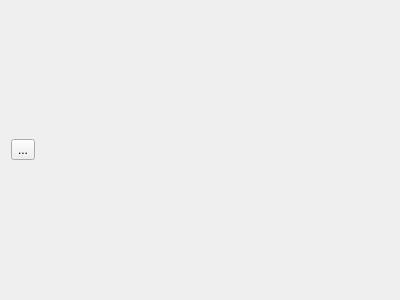
ekaparulin/stammbaum, file src/ui/parentwidget.ui: the form before one commit.
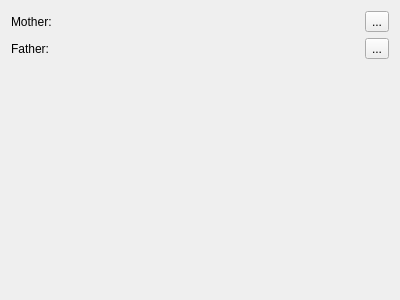
The form after the commit. Icons and pictures are not drawn.

Commit message: Adding parent selection, added Sex

Diff of the .ui file:
```diff
--- a/src/ui/parentwidget.ui
+++ b/src/ui/parentwidget.ui
@@ -14,30 +14,61 @@
    <string>Form</string>
   </property>
   <layout class="QGridLayout" name="gridLayout">
+   <item row="0" column="0">
+    <widget class="QLabel" name="label">
+     <property name="text">
+      <string>Mother:</string>
+     </property>
+    </widget>
+   </item>
+   <item row="1" column="2">
+    <widget class="QToolButton" name="fatherBtn">
+     <property name="text">
+      <string>...</string>
+     </property>
+    </widget>
+   </item>
+   <item row="0" column="2">
+    <widget class="QToolButton" name="motherBtn">
+     <property name="text">
+      <string>...</string>
+     </property>
+    </widget>
+   </item>
+   <item row="1" column="1">
+    <widget class="QLabel" name="fatherText">
+     <property name="text">
+      <string/>
+     </property>
+    </widget>
+   </item>
+   <item row="1" column="0">
+    <widget class="QLabel" name="label_2">
+     <property name="text">
+      <string>Father:</string>
+     </property>
+    </widget>
+   </item>
    <item row="0" column="1">
-    <spacer name="horizontalSpacer">
+    <widget class="QLabel" name="motherText">
+     <property name="text">
+      <string/>
+     </property>
+    </widget>
+   </item>
+   <item row="2" column="0">
+    <spacer name="verticalSpacer">
      <property name="orientation">
-      <enum>Qt::Horizontal</enum>
+      <enum>Qt::Vertical</enum>
      </property>
      <property name="sizeHint" stdset="0">
       <size>
-       <width>40</width>
-       <height>20</height>
+       <width>20</width>
+       <height>40</height>
       </size>
      </property>
     </spacer>
    </item>
-   <item row="0" column="0">
-    <widget class="QToolButton" name="newParentBtn">
-     <property name="text">
-      <string>...</string>
-     </property>
-     <property name="icon">
-      <iconset resource="../../res/stammbaum.qrc">
-       <normaloff>:/icons/plus.png</normaloff>:/icons/plus.png</iconset>
-     </property>
-    </widget>
-   </item>
   </layout>
  </widget>
  <resources>
```
Left out of the diff: 4 changed lines with no effect on the pictures. The commit also changes 9 other files.
